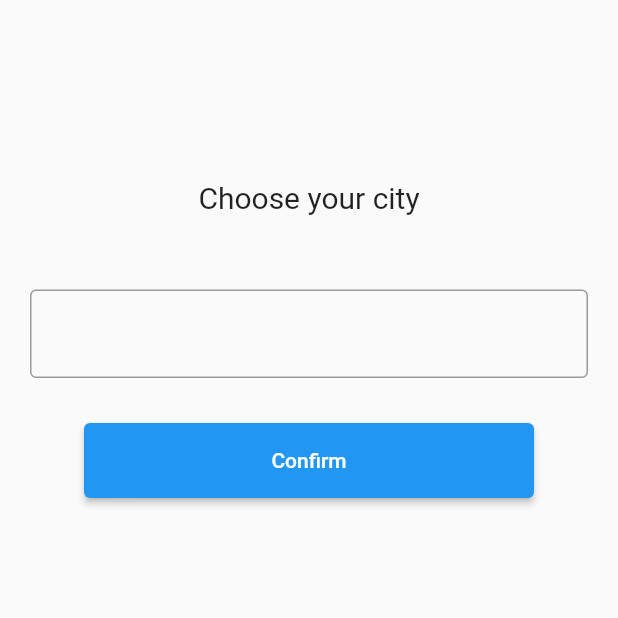
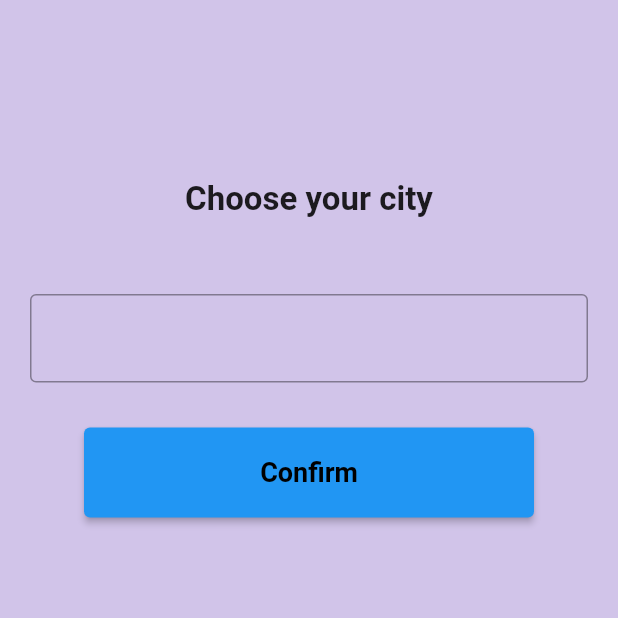
Before and after one commit to RedFox802/FlutterWeatherProject, a Flutter app: the screen it shows after launch, on a phone screen of 412 x 824 dp, the top half of it. Run offline on Flutter 3.47's test engine with Material 2 defaults, Android fonts, the phone set to English and light mode, and no system bars; drawn by our look-alikes of flutter_form_builder; our stand-ins replace flutter_bloc, flutter_svg, form_field_validator, freezed_annotation; Roboto replaces fonts that are missing (Times New Roman).

Commit message:
финальные исправления

```diff
--- a/lib/features/choose_sity_page/presentation/screen/choose_sity_screen.dart
+++ b/lib/features/choose_sity_page/presentation/screen/choose_sity_screen.dart
@@ -1,6 +1,7 @@
 import 'package:flutter/material.dart';
 import 'package:flutter_form_builder/flutter_form_builder.dart';
 import 'package:form_field_validator/form_field_validator.dart';
+import 'package:weather_app/common_components/text_styles/app_text_styles.dart';
 import 'package:weather_app/features/today_weather_page/presentation/screen/today_weather_screen.dart';
 
 class ChooseCityScreen extends StatelessWidget {
@@ -11,59 +12,57 @@ class ChooseCityScreen extends StatelessWidget {
     final _formKey = GlobalKey<FormBuilderState>();
     String _city;
     return Scaffold(
+      backgroundColor: Colors.deepPurple.shade100,
       body: FormBuilder(
         key: _formKey,
         child: Column(
           children: [
             const Padding(
-              padding: EdgeInsets.only(
-                top: 120,
-                bottom: 50,
-              ),
+              padding: EdgeInsets.only(top: 120, bottom: 50),
               child: Text(
                 'Choose your city',
                 textAlign: TextAlign.center,
-                style: TextStyle(fontSize: 20),
+                style: AppTextStyle.timesNewRomanW700S22,
               ),
             ),
             Padding(
               padding: const EdgeInsets.symmetric(horizontal: 20),
               child: FormBuilderTextField(
                 name: 'city',
-                decoration: const InputDecoration(
-                  border: OutlineInputBorder(),
-                ),
+                decoration: const InputDecoration(border: OutlineInputBorder()),
                 validator: MinLengthValidator(
                   1,
                   errorText: 'This is a required field',
                 ),
               ),
             ),
-            const SizedBox(
-              height: 30,
-            ),
+            const SizedBox(height: 30),
             SizedBox(
-              height: 50,
+              height: 60,
               width: 300,
               child: ElevatedButton(
                 onPressed: () {
                   _formKey.currentState?.validate();
                   if (_formKey.currentState?.validate() ?? false) {
                     _formKey.currentState!.save();
-                    _city=_formKey.currentState!.value['city'];
+                    _city = _formKey.currentState!.value['city'];
                     Navigator.push(
                       context,
                       MaterialPageRoute(
                         builder: (BuildContext context) {
-                          return TodayWeatherScreen( city: _city,);
+                          return TodayWeatherScreen(
+                            city: _city,
+                          );
                         },
                       ),
                     );
                   }
                 },
-                child: const Text(
+                child: Text(
                   "Confirm",
-                  style: TextStyle(fontSize: 14),
+                  style: AppTextStyle.timesNewRomanW700S18.copyWith(
+                    color: Colors.black,
+                  ),
                 ),
               ),
             )
--- a/lib/features/three_days_weather_page/presentation/screen/three_days_weather_screen.dart
+++ b/lib/features/three_days_weather_page/presentation/screen/three_days_weather_screen.dart
@@ -6,8 +6,9 @@ class ThreeDaysWeatherScreen extends StatelessWidget {
 
   @override
   Widget build(BuildContext context) {
-    return const Scaffold(
-      appBar: DefaultAppBar(
+    return Scaffold(
+      backgroundColor: Colors.deepPurple.shade100,
+      appBar: const DefaultAppBar(
         titleText: 'Next three days',
       ),
     );
--- a/lib/features/today_weather_page/domain/state/today_weather_cubit.dart
+++ b/lib/features/today_weather_page/domain/state/today_weather_cubit.dart
@@ -30,7 +30,6 @@ class TodayWeatherCubit extends Cubit<TodayWeatherState> {
       });
 
       var response = await http.get(url);
-      emit(state.copyWith(loading: false));
 
       if (response.statusCode == 200) {
         var jsonResponse =
@@ -42,10 +41,10 @@ class TodayWeatherCubit extends Cubit<TodayWeatherState> {
           ),
         );
       } else {
-        emit(state.copyWith(error: true));
+        emit(state.copyWith(error: true,loading: false));
       }
     } catch (e) {
-      emit(state.copyWith(error: true));
+      emit(state.copyWith(error: true,loading: false));
     }
   }
 }
--- a/lib/gen/assets.gen.dart
+++ b/lib/gen/assets.gen.dart
@@ -11,6 +11,9 @@ import 'package:flutter/services.dart';
 
 class $AssetsIconsGen {
   const $AssetsIconsGen();
+
+  /// File path: assets/icons/icon_back.svg
+  SvgGenImage get iconBack => const SvgGenImage('assets/icons/icon_back.svg');
 
   /// File path: assets/icons/icon_down.svg
   SvgGenImage get iconDown => const SvgGenImage('assets/icons/icon_down.svg');
```
Also changed, not shown: lib/common_components/app_bars/default_app_bar.dart (+12 -5 lines), lib/common_components/buttons/back_button.dart (deleted, +0 -20 lines), lib/features/today_weather_page/presentation/screen/today_weather_screen.dart (+10 -13 lines), assets/icons/icon_back.svg (added).
